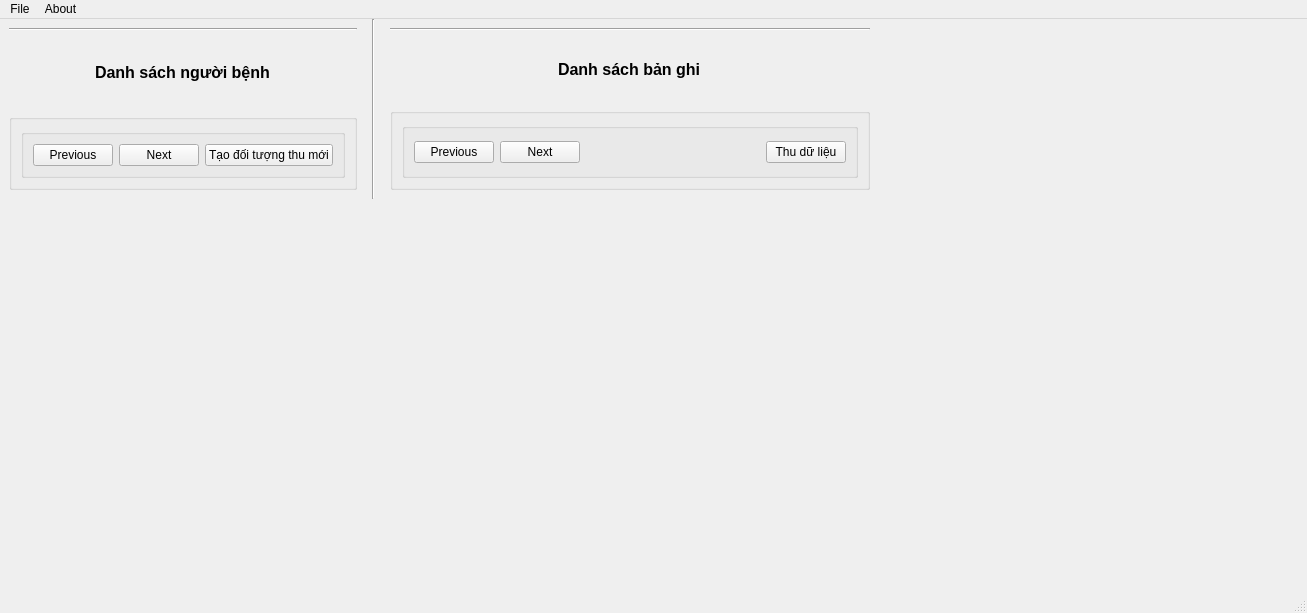
Qt form UiFiles/mainWindowRcd.ui (dangkh/UIDataCollection) before a commit.
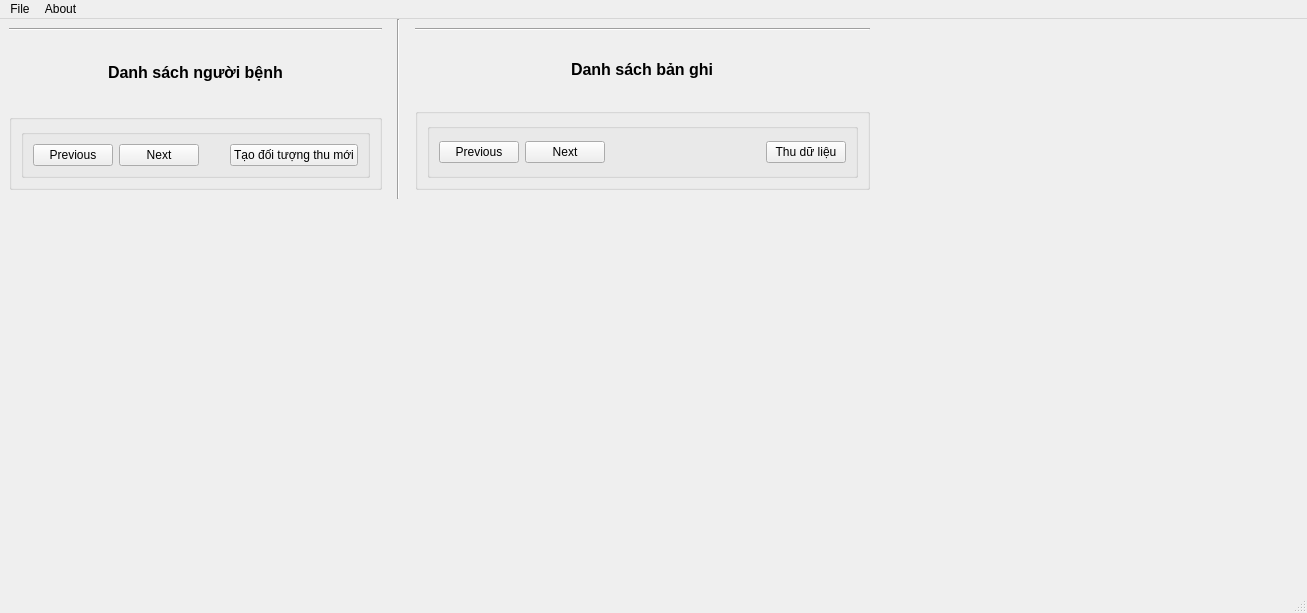
The same form after that commit.

Commit message: add update Dell screen solution

Diff of the .ui file:
```diff
--- a/UiFiles/mainWindowRcd.ui
+++ b/UiFiles/mainWindowRcd.ui
@@ -28,7 +28,7 @@
       <widget class="QWidget" name="subjectWidget" native="true">
        <property name="maximumSize">
         <size>
-         <width>366</width>
+         <width>1098</width>
          <height>16777215</height>
         </size>
        </property>
```
The commit also changes 7 other files.
